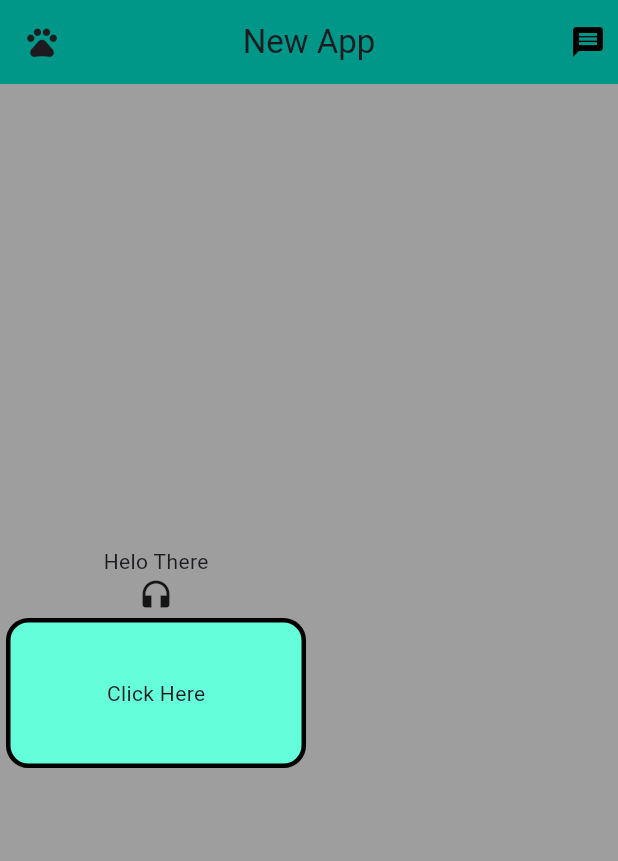
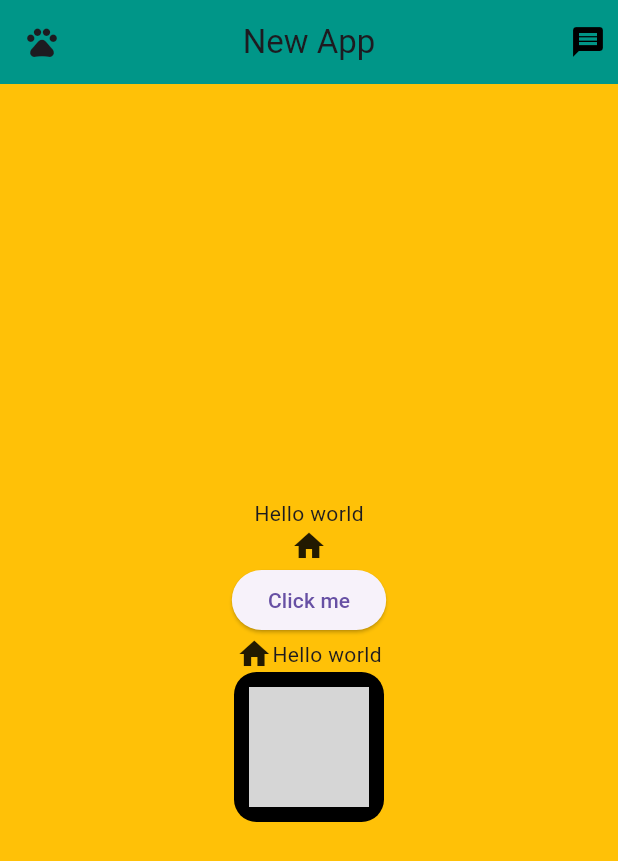
Before and after one commit to ThinkCode-IT-Solutions/App-Dev-005, a Flutter app: the screen it shows after launch, on a phone screen of 412 x 824 dp. Shown: the top 861 px of the screen. Run offline on Flutter 3.47's test engine with Material 3 defaults, Android fonts, the phone set to English and light mode, and no system bars; network calls fail; grey boxes are pictures that could not be loaded.

Commit message:
last revision

```diff
--- a/lib/main.dart
+++ b/lib/main.dart
@@ -1,3 +1,4 @@
+import 'package:app_dev_005/pages/home_page.dart';
 import 'package:flutter/material.dart';
 
 void main () {
@@ -9,52 +10,7 @@ class MainApp extends StatelessWidget{
     return MaterialApp(
       debugShowCheckedModeBanner: false,
       title: "Save my queen app",
-      home: Scaffold(
-        appBar: AppBar(
-          centerTitle: true,
-          title: Text("New App"),
-          backgroundColor: Colors.teal,
-          leading: Icon(Icons.pets),
-          actions: [
-            Padding(
-              padding:EdgeInsets.all(8) ,
-              child: Icon(Icons.message,color: Colors.black,)
-            ),
-
-          ],
-        ),
-        backgroundColor: Colors.grey ,
-        drawer: Drawer(backgroundColor: Colors.blue,),
-        body: Column(
-          mainAxisAlignment: MainAxisAlignment.center,
-          crossAxisAlignment: CrossAxisAlignment.center,
-          mainAxisSize: MainAxisSize.max,
-
-          children: [
-            Text("Helo There"),
-            Icon(Icons.headphones),
-            Container(
-              padding: EdgeInsets.all(10),
-              margin: EdgeInsets.all(4),
-              width: 200,
-              height: 100,
-              decoration: BoxDecoration(
-                color: Colors.tealAccent,
-                border: Border.all(
-                  color: Colors.black,
-                  width: 3,
-                  style: BorderStyle.solid
-                ),
-                borderRadius: BorderRadius.circular(15),
-              ),
-              child: Center(
-                child: Text("Click Here"),
-              ),
-
-            )
-          ],
-        ),
-      ),
+      home: HomePage(),
     );
   }
 }
--- /dev/null
+++ b/lib/pages/home_page.dart
@@ -0,0 +1,50 @@
+import 'package:flutter/material.dart';
+
+class HomePage extends StatelessWidget {
+  Widget build(BuildContext context) {
+    return Scaffold(
+      appBar: AppBar(
+        centerTitle: true,
+        title: Text("New App"),
+        backgroundColor: Colors.teal,
+        leading: Icon(Icons.pets),
+        actions: [
+          Padding(
+            padding: EdgeInsets.all(8),
+            child: Icon(Icons.message, color: Colors.black),
+          ),
+        ],
+      ),
+      backgroundColor: Colors.grey,
+      drawer: Drawer(backgroundColor: Colors.blue),
+      body: Container(
+        width: double.infinity,
+        height: double.infinity,
+        color: Colors.amber,
+        child: Column(
+          mainAxisAlignment: MainAxisAlignment.center,
+          crossAxisAlignment: CrossAxisAlignment.center,
+          children: [
+            Text("Hello world"),
+            Icon(Icons.home),
+            ElevatedButton(onPressed: () {}, child: Text("Click me")),
+            Row(
+              mainAxisAlignment: MainAxisAlignment.center,
+              children: [Icon(Icons.home), Text("Hello world")],
+            ),
+            Container(
+              width: 100,
+              height: 100,
+              padding: EdgeInsets.all(10),
+              decoration: BoxDecoration(
+                color: Colors.black,
+                borderRadius: BorderRadius.circular(15),
+              ),
+              child: Image.network("https://picsum.photos/200/200"),
+            ),
+          ],
+        ),
+      ),
+    );
+  }
+}
```
